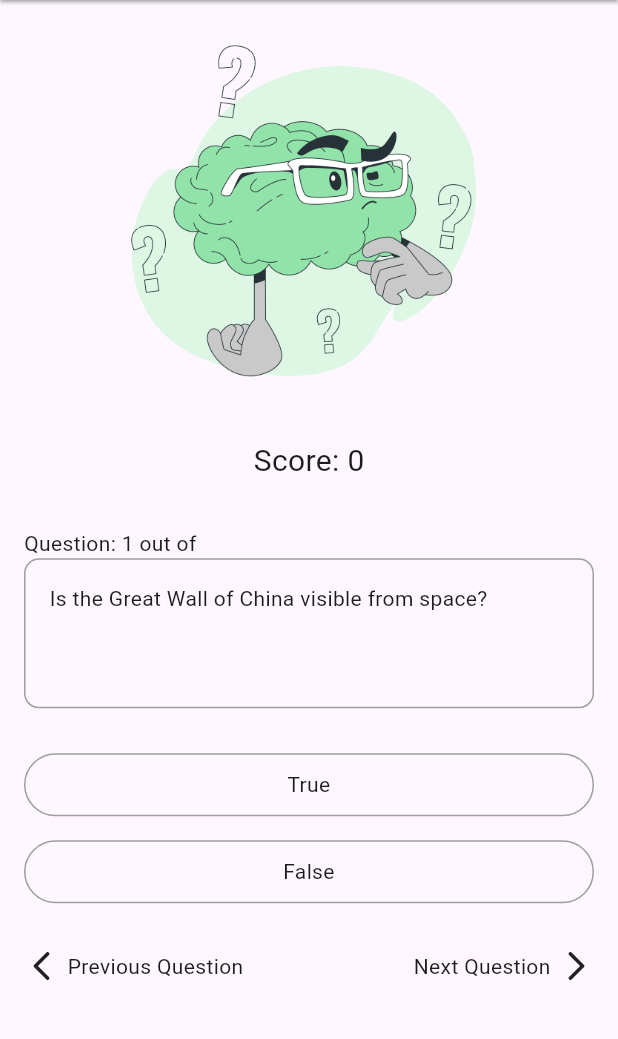
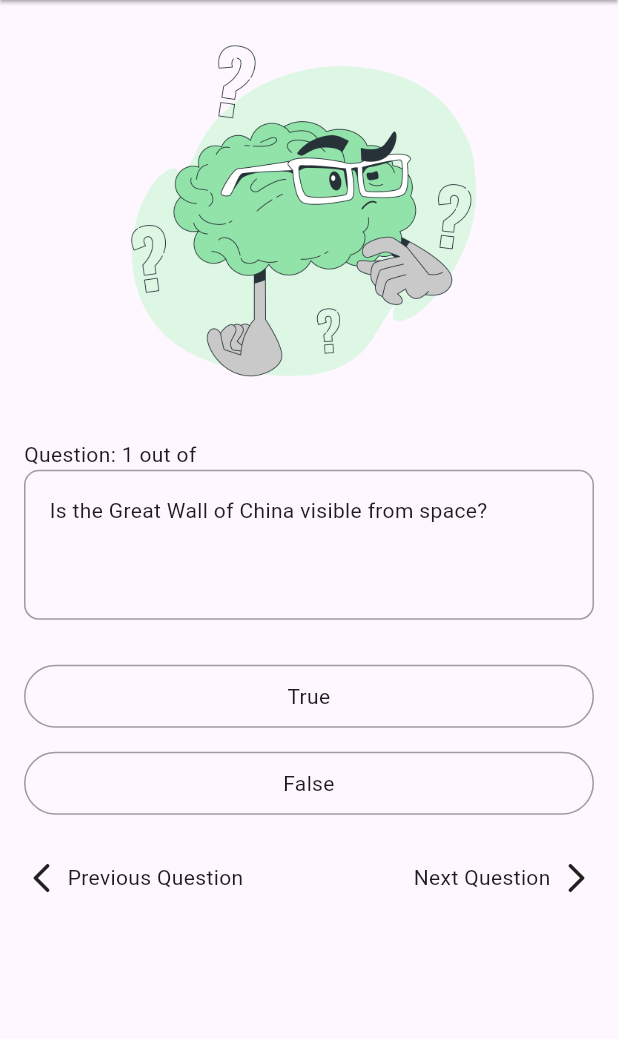
Before and after one commit to Adeyemi-Favour/Quiz-App, a Flutter app: the screen it shows after launch, on a phone screen of 412 x 824 dp, the part 84-1123 px from its top. Run offline on Flutter 3.47's test engine with Material 3 defaults, Android fonts, the phone set to English and light mode, and no system bars.

```diff
--- a/lib/bodyContainer.dart
+++ b/lib/bodyContainer.dart
@@ -139,17 +139,17 @@ class _bodyContainerState extends State<bodyContainer> {
           SizedBox(
             height: 30,
           ),
-          Container(
-            alignment: Alignment.center,
-            child: Text(
-              'Score: $playerScore',
-              style: TextStyle(
-                fontSize: 20,
-              ),
-            ),
-          ),SizedBox(
-            height: 30,
-          ),
+          // Container(
+          //   alignment: Alignment.center,
+          //   child: Text(
+          //     'Score: $playerScore',
+          //     style: TextStyle(
+          //       fontSize: 20,
+          //     ),
+          //   ),
+          // ),SizedBox(
+          //   height: 30,
+          // ),
           Container(alignment: Alignment.centerLeft,
               child: Text(
             'Question: $questionNumber out of $totalQuestions',
```
